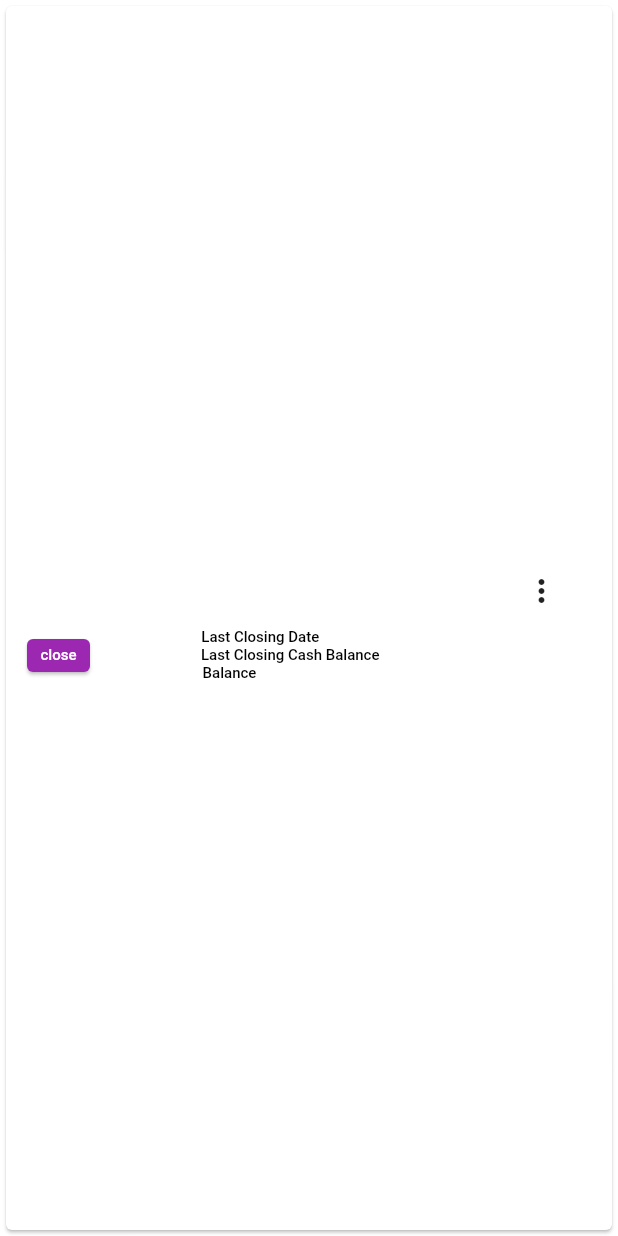
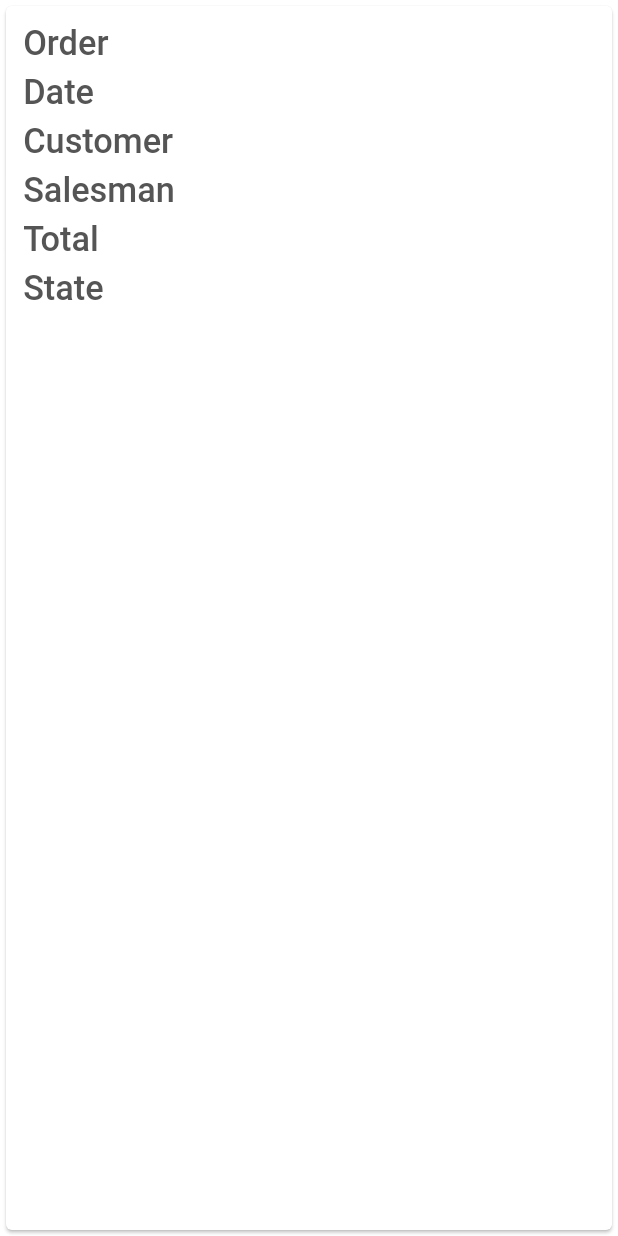
Before and after one commit to business-suite/mobile-pos, a Flutter app: the ItemOrder widget shown alone on an empty page, opened directly with empty values, on a phone screen of 412 x 824 dp. Run offline on Flutter 3.47's test engine with Material 2 defaults, Android fonts, the phone set to English and light mode, and no system bars; our stand-ins replace bouncing_widget, device_info_plus, dio, easy_localization, event_bus, file_picker and 15 more; accounts and stored records are empty; network calls fail; Roboto replaces fonts that are missing (SVN Gilroy).

Commit message:
Build UI quotation/order list

```diff
--- a/lib/app/app.dart
+++ b/lib/app/app.dart
@@ -61,7 +61,8 @@ class _AppState extends State<App> {
         //hide badge debug
         debugShowCheckedModeBanner: false,
        // home: SplashPage(),
-       home: OrderPage(),
+       // home: OrderPage(),
+       home: ReviewPage(),
         builder: EasyLoading.init(),
         navigatorKey: getIt<NavigationService>().navigatorKey,
       ),
--- a/lib/app/module/res/dimens.dart
+++ b/lib/app/module/res/dimens.dart
@@ -55,10 +55,12 @@ final size_176_w = 176.0.w;
 final size_180_w = 180.0.w;
 final size_200_w = 200.0.w;
 final size_210_w = 210.0.w;
+final size_230_w = 230.0.w;
 final size_240_w = 240.0.w;
 final size_250_w = 250.0.w;
 final size_260_w = 260.0.w;
 final size_280_w = 280.0.w;
+final size_290_w = 290.0.w;
 final size_294_w = 294.0.w;
 final size_300_w = 300.0.w;
 final size_320_w = 320.0.w;
--- a/lib/app/view/home/order_list/item_order.dart
+++ b/lib/app/view/home/order_list/item_order.dart
@@ -1,5 +1,8 @@
 import 'package:business_suite_mobile_pos/app/model/order.dart';
+import 'package:business_suite_mobile_pos/app/module/res/style.dart';
+import 'package:business_suite_mobile_pos/app/view/widget_utils/custom/custom_card.dart';
 import 'package:flutter/material.dart';
+
 class ItemOrder extends StatelessWidget {
   Order item;
 
@@ -10,143 +13,154 @@ class ItemOrder extends StatelessWidget {
 
   @override
   Widget build(BuildContext context) {
-    return Container(
-      child: Card(
-        color: Colors.white,
+    return Card(
+      child: Padding(
+        padding:  EdgeInsets.only(left: size_10_w,right: size_10_w),
         child: Column(
-          mainAxisAlignment: MainAxisAlignment.center,
-          children: <Widget>[
-            Row(
-              mainAxisAlignment: MainAxisAlignment.center,
-              children: <Widget>[
-                const SizedBox(
-                  width: 10.0,
-                  height: 10.0,
+          children: [
+            //order
+            Padding(
+              padding: EdgeInsets.only(top:size_10_w),
+              // Oder-item name
+              child: Row(
+                children: [
+                  Text(
+                    'Order',
+                    textAlign: TextAlign.center,
+                    style: TextStyle(
+                      color: kColor555555,
+                      fontSize: text_20,
                     ),
-                Container(
-                  height: 50,
-                  child: Row(
-                    mainAxisAlignment: MainAxisAlignment.center,
-                    children: <Widget>[
+                  ),
+                  Spacer(),
                   Text(
                     item.itemName,
                     textAlign: TextAlign.center,
                     style: TextStyle(
-                          color: Colors.black,
-                          fontSize: 15,
-                        ),
-                      ),
-                      SizedBox(
-                        width: 300.0,
-                      ),
-                      Icon(
-                        Icons.more_vert,
-                      ),
-                    ],
-                  ),
-                ),
-              ],
-            ),
-            Row(
-              children: <Widget>[
-                SizedBox(
-                  width: 10.0,
-                  height: 10.0,
-                ),
-                Container(
-                  width: 50.0,
-                  height: 30.0,
-                  child:Card(
-                    color: Colors.purple,
-                    child: Center(
-                      child: Text(
-                        'close',
-                        style: TextStyle(
-                          color: Colors.white,fontSize:10,
-                        ),
-                      ),
-                    ),
-                  ),
-                ),
-                SizedBox(
-                  width: 50.0,
-                  height: 10.0,
-                ),
-                Container(
-                  child: Padding(
-                    padding: EdgeInsets.only(left: 20),
-                    child: Column(
-                      children: <Widget>[
-                        Padding(
-                          padding: EdgeInsets.only(right: 40),
-                          child: Text(
-                            'Last Closing Date',
-                            textAlign: TextAlign.center,
-                            style: TextStyle(
-                              color: Colors.black,
-                              fontSize: 10,
-                            ),
-                          ),
-                        ),
-                        Text(
-                          'Last Closing Cash Balance',
-                          textAlign: TextAlign.center,
-                          style: TextStyle(
-                            color: Colors.black,
-                            fontSize: 10,
-                          ),
-                        ),
-                        Padding(
-                          padding: EdgeInsets.only(right: 81),
-                          child: Text(
-                            'Balance',
-                            textAlign: TextAlign.center,
-                            style: TextStyle(
-                              color: Colors.black,
-                              fontSize: 10,
-                            ),
+                      color: kColor555555,
+                      fontSize: text_20,
                     ),
                   ),
                 ],
               ),
             ),
+            SizedBox(height: size_5_w,),
+            //Date - item date
+            Row(
+              children: [
+                Text(
+                  'Date',
+                  textAlign: TextAlign.center,
+                  style: TextStyle(
+                    color: kColor555555,
+                    fontSize: text_20,
                   ),
-                SizedBox(
-                  width: 50.0,
-                  height: 10.0,
                 ),
-                Column(
-                  children: <Widget>[
+                Spacer(),
                 Text(
                   item.date,
                   textAlign: TextAlign.center,
                   style: TextStyle(
-                        color: Colors.black,
-                        fontSize: 10,
-                      ),
-                    ),
-                    Padding(
-                      padding: EdgeInsets.only(right: 23),
-                      child: Text(
-                        item.customer,
-                        textAlign: TextAlign.center,
-                        style: TextStyle(
-                          color: Colors.black,
-                          fontSize: 10,
-                        ),
-                      ),
-                    ),
-                    Text(
-                      '',
-                      textAlign: TextAlign.center,
-                      style: TextStyle(
-                        color: Colors.black,
-                        fontSize: 10,
+                    color: kColor555555,
+                    fontSize: text_20,
                   ),
                 ),
               ],
             ),
+            SizedBox(height: size_5_w,),
+            //Customer - item customer
+            Row(
+              children: [
+                Text(
+                  'Customer',
+                  textAlign: TextAlign.center,
+                  style: TextStyle(
+                    color: kColor555555,
+                    fontSize: text_20,
+                  ),
+                ),
+                Spacer(),
+                Text(
+                  item.customer,
+                  textAlign: TextAlign.center,
+                  style: TextStyle(
+                    color: kColor555555,
+                    fontSize: text_20,
+                  ),
+                ),
               ],
+            ),
+            SizedBox(height: size_5_w,),
+            //Salesman -  item salesMan
+            Row(
+              children: [
+                Text(
+                  'Salesman',
+                  textAlign: TextAlign.center,
+                  style: TextStyle(
+                    color: kColor555555,
+                    fontSize: text_20,
+                  ),
+                ),
+                Spacer(),
+                Text(
+                  item.salesMan,
+                  textAlign: TextAlign.center,
+                  style: TextStyle(
+                    color: kColor555555,
+                    fontSize: text_20,
+                  ),
+                ),
+              ],
+            ),
+            SizedBox(height: size_5_w,),
+            //Total
+            Row(
+              children: [
+                Text(
+                  'Total',
+                  textAlign: TextAlign.center,
+                  style: TextStyle(
+                    color: kColor555555,
+                    fontSize: text_20,
+                  ),
+                ),
+                Spacer(),
+                Text(
+                  item.total,
+                  textAlign: TextAlign.center,
+                  style: TextStyle(
+                    color: kColor555555,
+                    fontSize: text_20,
+                  ),
+                ),
+              ],
+            ),
+            SizedBox(height: size_5_w,),
+            //State
+            Padding(
+              padding: EdgeInsets.only(bottom: size_10_w),
+              child: Row(
+                children: [
+                  Text(
+                    'State',
+                    textAlign: TextAlign.center,
+                    style: TextStyle(
+                      color: kColor555555,
+                      fontSize: text_20,
+                    ),
+                  ),
+                  Spacer(),
+                  Text(
+                    item.state,
+                    textAlign: TextAlign.center,
+                    style: TextStyle(
+                      color: kColor555555,
+                      fontSize: text_20,
+                    ),
+                  ),
+                ],
+              ),
             ),
           ],
         ),
--- a/lib/app/view/widget_utils/custom/custom_card.dart
+++ b/lib/app/view/widget_utils/custom/custom_card.dart
@@ -18,7 +18,7 @@ class CustomCard extends StatelessWidget {
     required this.child,
     this.padding,
     this.onPressed,
-    this.rippleBrightness = Brightness.light,
+      this.rippleBrightness = Brightness.light,
     this.borderRadiusValue = 8.0,
     this.backgroundColor = Colors.white,
     this.backgroundGradient,
```
Also changed, not shown: lib/app/model/order.dart (+6 -1 lines), lib/app/view/home/detail_shop/review/review_shop.dart (+5 -8 lines), lib/app/view/home/order_list/order_list_page.dart (+110 -20 lines), assets/icons/ic_close.svg (added), assets/icons/vector.svg (added). Lines whose indentation alone changed are shown as unchanged.
